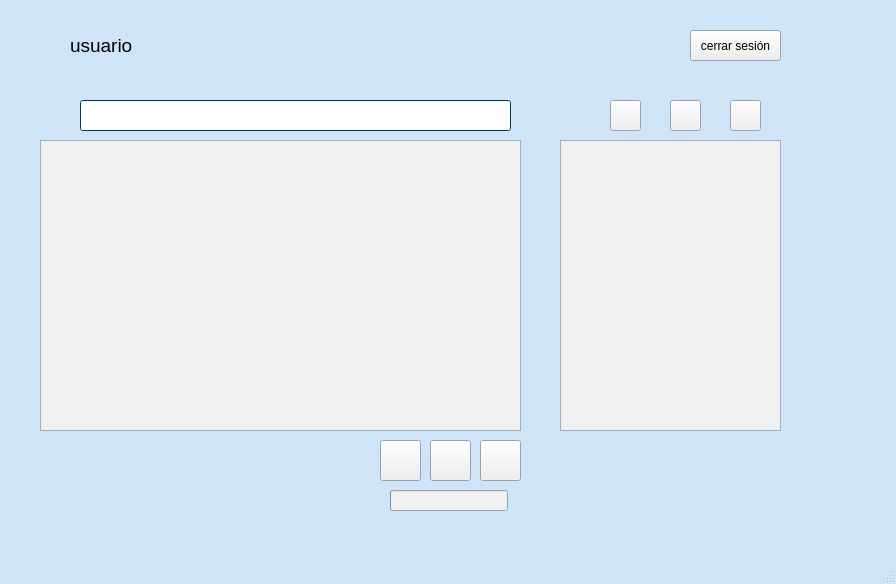
The window that gestor_apps/interfaz_1/mainwindow.ui (AgustinDelgadoEstevez04/Repositorio_Dam_Tarde_Aerolaser) describes before a commit, drawn with Qt 5.
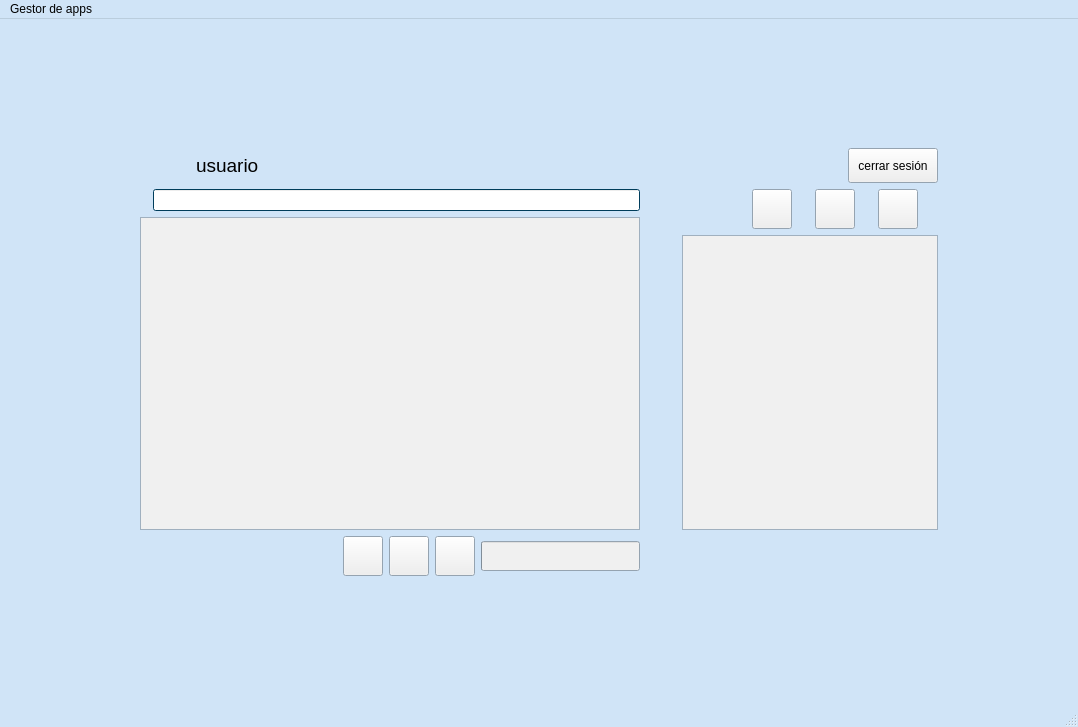
The same window after the commit. Icons and pictures are not drawn.

Diff of the .ui file:
```diff
--- a/gestor_apps/interfaz_1/mainwindow.ui
+++ b/gestor_apps/interfaz_1/mainwindow.ui
@@ -6,8 +6,8 @@
    <rect>
     <x>0</x>
     <y>0</y>
-    <width>896</width>
-    <height>584</height>
+    <width>1078</width>
+    <height>727</height>
    </rect>
   </property>
   <property name="palette">
@@ -216,397 +216,76 @@
    <iconset theme="QIcon::ThemeIcon::GoHome"/>
   </property>
   <widget class="QWidget" name="centralwidget">
-   <widget class="QListView" name="lista_apps">
-    <property name="geometry">
-     <rect>
-      <x>40</x>
-      <y>140</y>
-      <width>481</width>
-      <height>291</height>
-     </rect>
-    </property>
-    <property name="palette">
-     <palette>
-      <active>
-       <colorrole role="Base">
-        <brush brushstyle="SolidPattern">
-         <color alpha="255">
-          <red>240</red>
-          <green>240</green>
-          <blue>240</blue>
-         </color>
-        </brush>
-       </colorrole>
-      </active>
-      <inactive>
-       <colorrole role="Base">
-        <brush brushstyle="SolidPattern">
-         <color alpha="255">
-          <red>240</red>
-          <green>240</green>
-          <blue>240</blue>
-         </color>
-        </brush>
-       </colorrole>
-      </inactive>
-      <disabled/>
-     </palette>
-    </property>
-   </widget>
-   <widget class="QListWidget" name="lista_filtro">
-    <property name="geometry">
-     <rect>
-      <x>560</x>
-      <y>140</y>
-      <width>221</width>
-      <height>291</height>
-     </rect>
-    </property>
-   </widget>
-   <widget class="QLabel" name="label_2">
-    <property name="geometry">
-     <rect>
-      <x>10</x>
-      <y>20</y>
-      <width>51</width>
-      <height>51</height>
-     </rect>
-    </property>
-    <property name="layoutDirection">
-     <enum>Qt::LayoutDirection::LeftToRight</enum>
-    </property>
-    <property name="text">
-     <string/>
-    </property>
-    <property name="pixmap">
-     <pixmap resource="resources.qrc">:/imagenes trabajo/usuario.png</pixmap>
-    </property>
-    <property name="scaledContents">
-     <bool>true</bool>
-    </property>
-   </widget>
-   <widget class="QLabel" name="label_3">
-    <property name="geometry">
-     <rect>
-      <x>40</x>
-      <y>100</y>
-      <width>31</width>
-      <height>31</height>
-     </rect>
-    </property>
-    <property name="text">
-     <string/>
-    </property>
-    <property name="pixmap">
-     <pixmap resource="resources.qrc">:/imagenes trabajo/busqueda-de-lupa.png</pixmap>
-    </property>
-    <property name="scaledContents">
-     <bool>true</bool>
-    </property>
-   </widget>
-   <widget class="QLineEdit" name="barra_busqueda">
-    <property name="geometry">
-     <rect>
-      <x>80</x>
-      <y>100</y>
-      <width>431</width>
-      <height>31</height>
-     </rect>
-    </property>
-    <property name="palette">
-     <palette>
-      <active>
-       <colorrole role="Window">
-        <brush brushstyle="SolidPattern">
-         <color alpha="255">
-          <red>0</red>
-          <green>85</green>
-          <blue>127</blue>
-         </color>
-        </brush>
-       </colorrole>
-      </active>
-      <inactive>
-       <colorrole role="Window">
-        <brush brushstyle="SolidPattern">
-         <color alpha="255">
-          <red>0</red>
-          <green>85</green>
-          <blue>127</blue>
-         </color>
-        </brush>
-       </colorrole>
-      </inactive>
-      <disabled>
-       <colorrole role="Base">
-        <brush brushstyle="SolidPattern">
-         <color alpha="255">
-          <red>0</red>
-          <green>85</green>
-          <blue>127</blue>
-         </color>
-        </brush>
-       </colorrole>
-       <colorrole role="Window">
-        <brush brushstyle="SolidPattern">
-         <color alpha="255">
-          <red>0</red>
-          <green>85</green>
-          <blue>127</blue>
-         </color>
-        </brush>
-       </colorrole>
-      </disabled>
-     </palette>
-    </property>
-   </widget>
-   <widget class="QLabel" name="usuario_nombre">
-    <property name="geometry">
-     <rect>
-      <x>70</x>
-      <y>30</y>
-      <width>601</width>
-      <height>31</height>
-     </rect>
-    </property>
-    <property name="font">
-     <font>
-      <pointsize>14</pointsize>
-     </font>
-    </property>
-    <property name="text">
-     <string>usuario</string>
-    </property>
-    <property name="alignment">
-     <set>Qt::AlignmentFlag::AlignLeading|Qt::AlignmentFlag::AlignLeft|Qt::AlignmentFlag::AlignVCenter</set>
-    </property>
-   </widget>
-   <widget class="QPushButton" name="cerrar_sesion">
-    <property name="geometry">
-     <rect>
-      <x>690</x>
-      <y>30</y>
-      <width>91</width>
-      <height>31</height>
-     </rect>
-    </property>
-    <property name="text">
-     <string>cerrar sesión</string>
-    </property>
-   </widget>
-   <widget class="QPushButton" name="favoritos">
-    <property name="geometry">
-     <rect>
-      <x>610</x>
-      <y>100</y>
-      <width>31</width>
-      <height>31</height>
-     </rect>
-    </property>
-    <property name="text">
-     <string/>
-    </property>
-    <property name="icon">
-     <iconset resource="resources.qrc">
-      <normaloff>:/imagenes trabajo/me-gusta.png</normaloff>:/imagenes trabajo/me-gusta.png</iconset>
-    </property>
-    <property name="iconSize">
-     <size>
-      <width>20</width>
-      <height>20</height>
-     </size>
-    </property>
-   </widget>
-   <widget class="QPushButton" name="descargados">
-    <property name="geometry">
-     <rect>
-      <x>670</x>
-      <y>100</y>
-      <width>31</width>
-      <height>31</height>
-     </rect>
-    </property>
-    <property name="text">
-     <string/>
-    </property>
-    <property name="icon">
-     <iconset resource="resources.qrc">
-      <normaloff>:/imagenes trabajo/descargas.png</normaloff>:/imagenes trabajo/descargas.png</iconset>
-    </property>
-    <property name="iconSize">
-     <size>
-      <width>20</width>
-      <height>20</height>
-     </size>
-    </property>
-   </widget>
-   <widget class="QPushButton" name="no_descargados">
-    <property name="geometry">
-     <rect>
-      <x>730</x>
-      <y>100</y>
-      <width>31</width>
-      <height>31</height>
-     </rect>
-    </property>
-    <property name="text">
-     <string/>
-    </property>
-    <property name="icon">
-     <iconset resource="resources.qrc">
-      <normaloff>:/imagenes trabajo/no.png</normaloff>:/imagenes trabajo/no.png</iconset>
-    </property>
-    <property name="iconSize">
-     <size>
-      <width>20</width>
-      <height>20</height>
-     </size>
-    </property>
-   </widget>
-   <widget class="QLabel" name="label_filtro">
-    <property name="geometry">
-     <rect>
-      <x>560</x>
-      <y>100</y>
-      <width>31</width>
-      <height>31</height>
-     </rect>
-    </property>
-    <property name="text">
-     <string/>
-    </property>
-    <property name="pixmap">
-     <pixmap resource="resources.qrc">:/imagenes trabajo/filtrar.png</pixmap>
-    </property>
-    <property name="scaledContents">
-     <bool>true</bool>
-    </property>
-   </widget>
-   <widget class="QPushButton" name="favorito_app">
-    <property name="geometry">
-     <rect>
-      <x>380</x>
-      <y>440</y>
-      <width>41</width>
-      <height>41</height>
-     </rect>
-    </property>
-    <property name="text">
-     <string/>
-    </property>
-    <property name="icon">
-     <iconset resource="resources.qrc">
-      <normaloff>:/imagenes trabajo/mano arriba.png</normaloff>:/imagenes trabajo/mano arriba.png</iconset>
-    </property>
-    <property name="iconSize">
-     <size>
-      <width>20</width>
-      <height>20</height>
-     </size>
-    </property>
-   </widget>
-   <widget class="QPushButton" name="descargar_app">
-    <property name="geometry">
-     <rect>
-      <x>430</x>
-      <y>440</y>
-      <width>41</width>
-      <height>41</height>
-     </rect>
-    </property>
-    <property name="text">
-     <string/>
-    </property>
-    <property name="icon">
-     <iconset resource="resources.qrc">
-      <normaloff>:/imagenes trabajo/instalar.png</normaloff>:/imagenes trabajo/instalar.png</iconset>
-    </property>
-    <property name="iconSize">
-     <size>
-      <width>20</width>
-      <height>20</height>
-     </size>
-    </property>
-   </widget>
-   <widget class="QPushButton" name="no_descargados_2">
-    <property name="geometry">
-     <rect>
-      <x>480</x>
-      <y>440</y>
-      <width>41</width>
-      <height>41</height>
-     </rect>
-    </property>
-    <property name="text">
-     <string/>
-    </property>
-    <property name="icon">
-     <iconset resource="resources.qrc">
-      <normaloff>:/imagenes trabajo/no.png</normaloff>:/imagenes trabajo/no.png</iconset>
-    </property>
-    <property name="iconSize">
-     <size>
-      <width>20</width>
-      <height>20</height>
-     </size>
-    </property>
-   </widget>
-   <widget class="QLabel" name="label">
-    <property name="geometry">
-     <rect>
-      <x>40</x>
-      <y>440</y>
-      <width>301</width>
-      <height>61</height>
-     </rect>
-    </property>
-    <property name="palette">
-     <palette>
-      <active>
-       <colorrole role="WindowText">
-        <brush brushstyle="SolidPattern">
-         <color alpha="255">
-          <red>255</red>
-          <green>255</green>
-          <blue>255</blue>
-         </color>
-        </brush>
-       </colorrole>
-       <colorrole role="Text">
-        <brush brushstyle="SolidPattern">
-         <color alpha="255">
-          <red>0</red>
-          <green>0</green>
-          <blue>0</blue>
-         </color>
-        </brush>
-       </colorrole>
-      </active>
-      <inactive>
-       <colorrole role="WindowText">
-        <brush brushstyle="SolidPattern">
-         <color alpha="255">
-          <red>255</red>
-          <green>255</green>
-          <blue>255</blue>
-         </color>
-        </brush>
-       </colorrole>
-       <colorrole role="Text">
-        <brush brushstyle="SolidPattern">
-         <color alpha="255">
-          <red>0</red>
-          <green>0</green>
-          <blue>0</blue>
-         </color>
-        </brush>
-       </colorrole>
-      </inactive>
-      <disabled/>
-     </palette>
-    </property>
-    <property name="text">
-     <string>&lt;!DOCTYPE HTML PUBLIC &quot;-//W3C//DTD HTML 4.0//EN&quot; &quot;http://www.w3.org/TR/REC-html40/strict.dtd&quot;&gt;
+   <layout class="QGridLayout" name="gridLayout_2">
+    <item row="0" column="0">
+     <layout class="QGridLayout" name="gridLayout">
+      <item row="2" column="2">
+       <spacer name="horizontalSpacer_2">
+        <property name="orientation">
+         <enum>Qt::Orientation::Horizontal</enum>
+        </property>
+        <property name="sizeType">
+         <enum>QSizePolicy::Policy::Fixed</enum>
+        </property>
+        <property name="sizeHint" stdset="0">
+         <size>
+          <width>30</width>
+          <height>30</height>
+         </size>
+        </property>
+       </spacer>
+      </item>
+      <item row="3" column="1">
+       <layout class="QHBoxLayout" name="horizontalLayout_5">
+        <item>
+         <widget class="QLabel" name="label">
+          <property name="palette">
+           <palette>
+            <active>
+             <colorrole role="WindowText">
+              <brush brushstyle="SolidPattern">
+               <color alpha="255">
+                <red>0</red>
+                <green>0</green>
+                <blue>0</blue>
+               </color>
+              </brush>
+             </colorrole>
+             <colorrole role="Text">
+              <brush brushstyle="SolidPattern">
+               <color alpha="255">
+                <red>0</red>
+                <green>0</green>
+                <blue>0</blue>
+               </color>
+              </brush>
+             </colorrole>
+            </active>
+            <inactive>
+             <colorrole role="WindowText">
+              <brush brushstyle="SolidPattern">
+               <color alpha="255">
+                <red>0</red>
+                <green>0</green>
+                <blue>0</blue>
+               </color>
+              </brush>
+             </colorrole>
+             <colorrole role="Text">
+              <brush brushstyle="SolidPattern">
+               <color alpha="255">
+                <red>0</red>
+                <green>0</green>
+                <blue>0</blue>
+               </color>
+              </brush>
+             </colorrole>
+            </inactive>
+            <disabled/>
+           </palette>
+          </property>
+          <property name="text">
+           <string>&lt;!DOCTYPE HTML PUBLIC &quot;-//W3C//DTD HTML 4.0//EN&quot; &quot;http://www.w3.org/TR/REC-html40/strict.dtd&quot;&gt;
 &lt;html&gt;&lt;head&gt;&lt;meta name=&quot;qrichtext&quot; content=&quot;1&quot; /&gt;&lt;meta charset=&quot;utf-8&quot; /&gt;&lt;style type=&quot;text/css&quot;&gt;
 p, li { white-space: pre-wrap; }
 hr { height: 1px; border-width: 0; }
@@ -614,42 +293,545 @@
 li.checked::marker { content: &quot;\2612&quot;; }
 &lt;/style&gt;&lt;/head&gt;&lt;body style=&quot; font-family:'Segoe UI'; font-size:9pt; font-weight:400; font-style:normal;&quot;&gt;
 &lt;p style=&quot;-qt-paragraph-type:empty; margin-top:0px; margin-bottom:0px; margin-left:0px; margin-right:0px; -qt-block-indent:0; text-indent:0px;&quot;&gt;&lt;br /&gt;&lt;/p&gt;&lt;/body&gt;&lt;/html&gt;</string>
-    </property>
-    <property name="wordWrap">
-     <bool>true</bool>
-    </property>
-   </widget>
-   <widget class="QProgressBar" name="barraProgreso">
-    <property name="geometry">
-     <rect>
-      <x>390</x>
-      <y>490</y>
-      <width>118</width>
-      <height>21</height>
-     </rect>
-    </property>
-    <property name="font">
-     <font>
-      <pointsize>16</pointsize>
-     </font>
-    </property>
-    <property name="value">
-     <number>0</number>
-    </property>
-    <property name="textVisible">
-     <bool>false</bool>
-    </property>
-   </widget>
+          </property>
+          <property name="wordWrap">
+           <bool>true</bool>
+          </property>
+         </widget>
+        </item>
+        <item>
+         <layout class="QVBoxLayout" name="verticalLayout_3">
+          <item>
+           <layout class="QHBoxLayout" name="horizontalLayout_4">
+            <item>
+             <widget class="QPushButton" name="favorito_app">
+              <property name="minimumSize">
+               <size>
+                <width>40</width>
+                <height>40</height>
+               </size>
+              </property>
+              <property name="maximumSize">
+               <size>
+                <width>40</width>
+                <height>40</height>
+               </size>
+              </property>
+              <property name="text">
+               <string/>
+              </property>
+              <property name="icon">
+               <iconset resource="resources.qrc">
+                <normaloff>:/imagenes trabajo/mano arriba.png</normaloff>:/imagenes trabajo/mano arriba.png</iconset>
+              </property>
+              <property name="iconSize">
+               <size>
+                <width>20</width>
+                <height>20</height>
+               </size>
+              </property>
+             </widget>
+            </item>
+            <item>
+             <widget class="QPushButton" name="descargar_app">
+              <property name="minimumSize">
+               <size>
+                <width>40</width>
+                <height>40</height>
+               </size>
+              </property>
+              <property name="maximumSize">
+               <size>
+                <width>40</width>
+                <height>40</height>
+               </size>
+              </property>
+              <property name="sizeIncrement">
+               <size>
+                <width>0</width>
+                <height>0</height>
+               </size>
+              </property>
+              <property name="text">
+               <string/>
+              </property>
+              <property name="icon">
+               <iconset resource="resources.qrc">
+                <normaloff>:/imagenes trabajo/instalar.png</normaloff>:/imagenes trabajo/instalar.png</iconset>
+              </property>
+              <property name="iconSize">
+               <size>
+                <width>20</width>
+                <height>20</height>
+               </size>
+              </property>
+             </widget>
+            </item>
+            <item>
+             <widget class="QPushButton" name="no_descargados_2">
+              <property name="minimumSize">
+               <size>
+                <width>40</width>
+                <height>40</height>
+               </size>
+              </property>
+              <property name="maximumSize">
+               <size>
+                <width>30</width>
+                <height>40</height>
+               </size>
+              </property>
+              <property name="text">
+               <string/>
+              </property>
+              <property name="icon">
+               <iconset resource="resources.qrc">
+                <normaloff>:/imagenes trabajo/no.png</normaloff>:/imagenes trabajo/no.png</iconset>
+              </property>
+              <property name="iconSize">
+               <size>
+                <width>20</width>
+                <height>20</height>
+               </size>
+              </property>
+             </widget>
+            </item>
+            <item>
+             <widget class="QProgressBar" name="barraProgreso">
+              <property name="sizePolicy">
+               <sizepolicy hsizetype="Fixed" vsizetype="Fixed">
+                <horstretch>0</horstretch>
+                <verstretch>0</verstretch>
+               </sizepolicy>
+              </property>
+              <property name="minimumSize">
+               <size>
+                <width>159</width>
+                <height>30</height>
+               </size>
+              </property>
+              <property name="maximumSize">
+               <size>
+                <width>0</width>
+                <height>30</height>
+               </size>
+              </property>
+              <property name="sizeIncrement">
+               <size>
+                <width>0</width>
+                <height>70</height>
+               </size>
+              </property>
+              <property name="baseSize">
+               <size>
+                <width>0</width>
+                <height>70</height>
+               </size>
+              </property>
+              <property name="font">
+               <font>
+                <pointsize>12</pointsize>
+               </font>
+              </property>
+              <property name="layoutDirection">
+               <enum>Qt::LayoutDirection::LeftToRight</enum>
+              </property>
+              <property name="autoFillBackground">
+               <bool>false</bool>
+              </property>
+              <property name="locale">
+               <locale language="Spanish" country="Spain"/>
+              </property>
+              <property name="value">
+               <number>0</number>
+              </property>
+              <property name="alignment">
+               <set>Qt::AlignmentFlag::AlignCenter</set>
+              </property>
+              <property name="textVisible">
+               <bool>false</bool>
+              </property>
+             </widget>
+            </item>
+           </layout>
+          </item>
+         </layout>
+        </item>
+       </layout>
+      </item>
+      <item row="2" column="3">
+       <layout class="QVBoxLayout" name="verticalLayout_2">
+        <item>
+         <layout class="QHBoxLayout" name="horizontalLayout_3">
+          <item>
+           <widget class="QLabel" name="label_filtro">
+            <property name="maximumSize">
+             <size>
+              <width>30</width>
+              <height>30</height>
+             </size>
+            </property>
+            <property name="text">
+             <string/>
+            </property>
+            <property name="pixmap">
+             <pixmap resource="resources.qrc">:/imagenes trabajo/filtrar.png</pixmap>
+            </property>
+            <property name="scaledContents">
+             <bool>true</bool>
+            </property>
+           </widget>
+          </item>
+          <item>
+           <widget class="QPushButton" name="favoritos">
+            <property name="minimumSize">
+             <size>
+              <width>0</width>
+              <height>40</height>
+             </size>
+            </property>
+            <property name="maximumSize">
+             <size>
+              <width>40</width>
+              <height>40</height>
+             </size>
+            </property>
+            <property name="text">
+             <string/>
+            </property>
+            <property name="icon">
+             <iconset resource="resources.qrc">
+              <normaloff>:/imagenes trabajo/me-gusta.png</normaloff>:/imagenes trabajo/me-gusta.png</iconset>
+            </property>
+            <property name="iconSize">
+             <size>
+              <width>25</width>
+              <height>25</height>
+             </size>
+            </property>
+           </widget>
+          </item>
+          <item>
+           <widget class="QPushButton" name="descargados">
+            <property name="minimumSize">
+             <size>
+              <width>0</width>
+              <height>40</height>
+             </size>
+            </property>
+            <property name="maximumSize">
+             <size>
+              <width>40</width>
+              <height>40</height>
+             </size>
+            </property>
+            <property name="text">
+             <string/>
+            </property>
+            <property name="icon">
+             <iconset resource="resources.qrc">
+              <normaloff>:/imagenes trabajo/descargas.png</normaloff>:/imagenes trabajo/descargas.png</iconset>
+            </property>
+            <property name="iconSize">
+             <size>
+              <width>25</width>
+              <height>25</height>
+             </size>
+            </property>
+           </widget>
+          </item>
+          <item>
+           <widget class="QPushButton" name="no_descargados">
+            <property name="maximumSize">
+             <size>
+              <width>40</width>
+              <height>40</height>
+             </size>
+            </property>
+            <property name="text">
+             <string/>
+            </property>
+            <property name="icon">
+             <iconset resource="resources.qrc">
+              <normaloff>:/imagenes trabajo/no.png</normaloff>:/imagenes trabajo/no.png</iconset>
+            </property>
+            <property name="iconSize">
+             <size>
+              <width>25</width>
+              <height>25</height>
+             </size>
+            </property>
+           </widget>
+          </item>
+         </layout>
+        </item>
+        <item>
+         <widget class="QListWidget" name="lista_filtro"/>
+        </item>
+       </layout>
+      </item>
+      <item row="2" column="1">
+       <layout class="QVBoxLayout" name="verticalLayout">
+        <property name="rightMargin">
+         <number>0</number>
+        </property>
+        <item>
+         <layout class="QHBoxLayout" name="horizontalLayout_2">
+          <item>
+           <widget class="QLabel" name="label_3">
+            <property name="maximumSize">
+             <size>
+              <width>30</width>
+              <height>30</height>
+             </size>
+            </property>
+            <property name="text">
+             <string/>
+            </property>
+            <property name="pixmap">
+             <pixmap resource="resources.qrc">:/imagenes trabajo/busqueda-de-lupa.png</pixmap>
+            </property>
+            <property name="scaledContents">
+             <bool>true</bool>
+            </property>
+           </widget>
+          </item>
+          <item>
+           <widget class="QLineEdit" name="barra_busqueda">
+            <property name="palette">
+             <palette>
+              <active>
+               <colorrole role="Window">
+                <brush brushstyle="SolidPattern">
+                 <color alpha="255">
+                  <red>0</red>
+                  <green>85</green>
+                  <blue>127</blue>
+                 </color>
+                </brush>
+               </colorrole>
+              </active>
+              <inactive>
+               <colorrole role="Window">
+                <brush brushstyle="SolidPattern">
+                 <color alpha="255">
+                  <red>0</red>
+                  <green>85</green>
+                  <blue>127</blue>
+                 </color>
+                </brush>
+               </colorrole>
+              </inactive>
+              <disabled>
+               <colorrole role="Base">
+                <brush brushstyle="SolidPattern">
+                 <color alpha="255">
+                  <red>0</red>
+                  <green>85</green>
+                  <blue>127</blue>
+                 </color>
+                </brush>
+               </colorrole>
+               <colorrole role="Window">
+                <brush brushstyle="SolidPattern">
+                 <color alpha="255">
+                  <red>0</red>
+                  <green>85</green>
+                  <blue>127</blue>
+                 </color>
+                </brush>
+               </colorrole>
+              </disabled>
+             </palette>
+            </property>
+           </widget>
+          </item>
+         </layout>
+        </item>
+        <item>
+         <widget class="QListView" name="lista_apps">
+          <property name="minimumSize">
+           <size>
+            <width>500</width>
+            <height>0</height>
+           </size>
+          </property>
+          <property name="maximumSize">
+           <size>
+            <width>1000</width>
+            <height>16777215</height>
+           </size>
+          </property>
+          <property name="palette">
+           <palette>
+            <active>
+             <colorrole role="Base">
+              <brush brushstyle="SolidPattern">
+               <color alpha="255">
+                <red>240</red>
+                <green>240</green>
+                <blue>240</blue>
+               </color>
+              </brush>
+             </colorrole>
+            </active>
+            <inactive>
+             <colorrole role="Base">
+              <brush brushstyle="SolidPattern">
+               <color alpha="255">
+                <red>240</red>
+                <green>240</green>
+                <blue>240</blue>
+               </color>
+              </brush>
+             </colorrole>
+            </inactive>
+            <disabled/>
+           </palette>
+          </property>
+         </widget>
+        </item>
+       </layout>
+      </item>
+      <item row="1" column="1" colspan="3">
+       <layout class="QHBoxLayout" name="horizontalLayout">
+        <item>
+         <widget class="QLabel" name="label_2">
+          <property name="maximumSize">
+           <size>
+            <width>50</width>
+            <height>50</height>
+           </size>
+          </property>
+          <property name="layoutDirection">
+           <enum>Qt::LayoutDirection::LeftToRight</enum>
+          </property>
+          <property name="text">
+           <string/>
+          </property>
+          <property name="pixmap">
+           <pixmap resource="resources.qrc">:/imagenes trabajo/usuario.png</pixmap>
+          </property>
+          <property name="scaledContents">
+           <bool>true</bool>
+          </property>
+         </widget>
+        </item>
+        <item>
+         <widget class="QLabel" name="usuario_nombre">
+          <property name="font">
+           <font>
+            <pointsize>14</pointsize>
+           </font>
+          </property>
+          <property name="text">
+           <string>usuario</string>
+          </property>
+          <property name="alignment">
+           <set>Qt::AlignmentFlag::AlignLeading|Qt::AlignmentFlag::AlignLeft|Qt::AlignmentFlag::AlignVCenter</set>
+          </property>
+         </widget>
+        </item>
+        <item>
+         <widget class="QPushButton" name="cerrar_sesion">
+          <property name="minimumSize">
+           <size>
+            <width>0</width>
+            <height>35</height>
+           </size>
+          </property>
+          <property name="maximumSize">
+           <size>
+            <width>90</width>
+            <height>35</height>
+           </size>
+          </property>
+          <property name="text">
+           <string>cerrar sesión</string>
+          </property>
+         </widget>
+        </item>
+       </layout>
+      </item>
+      <item row="2" column="0">
+       <spacer name="horizontalSpacer">
+        <property name="orientation">
+         <enum>Qt::Orientation::Horizontal</enum>
+        </property>
+        <property name="sizeHint" stdset="0">
+         <size>
+          <width>40</width>
+          <height>20</height>
+         </size>
+        </property>
+       </spacer>
+      </item>
+      <item row="0" column="1">
+       <spacer name="verticalSpacer">
+        <property name="orientation">
+         <enum>Qt::Orientation::Vertical</enum>
+        </property>
+        <property name="sizeType">
+         <enum>QSizePolicy::Policy::Fixed</enum>
+        </property>
+        <property name="sizeHint" stdset="0">
+         <size>
+          <width>20</width>
+          <height>120</height>
+         </size>
+        </property>
+       </spacer>
+      </item>
+      <item row="2" column="4">
+       <spacer name="horizontalSpacer_3">
+        <property name="orientation">
+         <enum>Qt::Orientation::Horizontal</enum>
+        </property>
+        <property name="sizeHint" stdset="0">
+         <size>
+          <width>40</width>
+          <height>20</height>
+         </size>
+        </property>
+       </spacer>
+      </item>
+      <item row="4" column="1">
+       <spacer name="verticalSpacer_2">
+        <property name="orientation">
+         <enum>Qt::Orientation::Vertical</enum>
+        </property>
+        <property name="sizeType">
+         <enum>QSizePolicy::Policy::Fixed</enum>
+        </property>
+        <property name="sizeHint" stdset="0">
+         <size>
+          <width>30</width>
+          <height>120</height>
+         </size>
+        </property>
+       </spacer>
+      </item>
+     </layout>
+    </item>
+   </layout>
   </widget>
   <widget class="QMenuBar" name="menubar">
    <property name="geometry">
     <rect>
      <x>0</x>
      <y>0</y>
-     <width>896</width>
+     <width>1078</width>
      <height>22</height>
     </rect>
    </property>
+   <widget class="QMenu" name="menuGestor_de_apps">
+    <property name="title">
+     <string>Gestor de apps</string>
+    </property>
+    <addaction name="separator"/>
+    <addaction name="separator"/>
+   </widget>
+   <addaction name="menuGestor_de_apps"/>
   </widget>
   <widget class="QStatusBar" name="statusbar"/>
  </widget>
```
